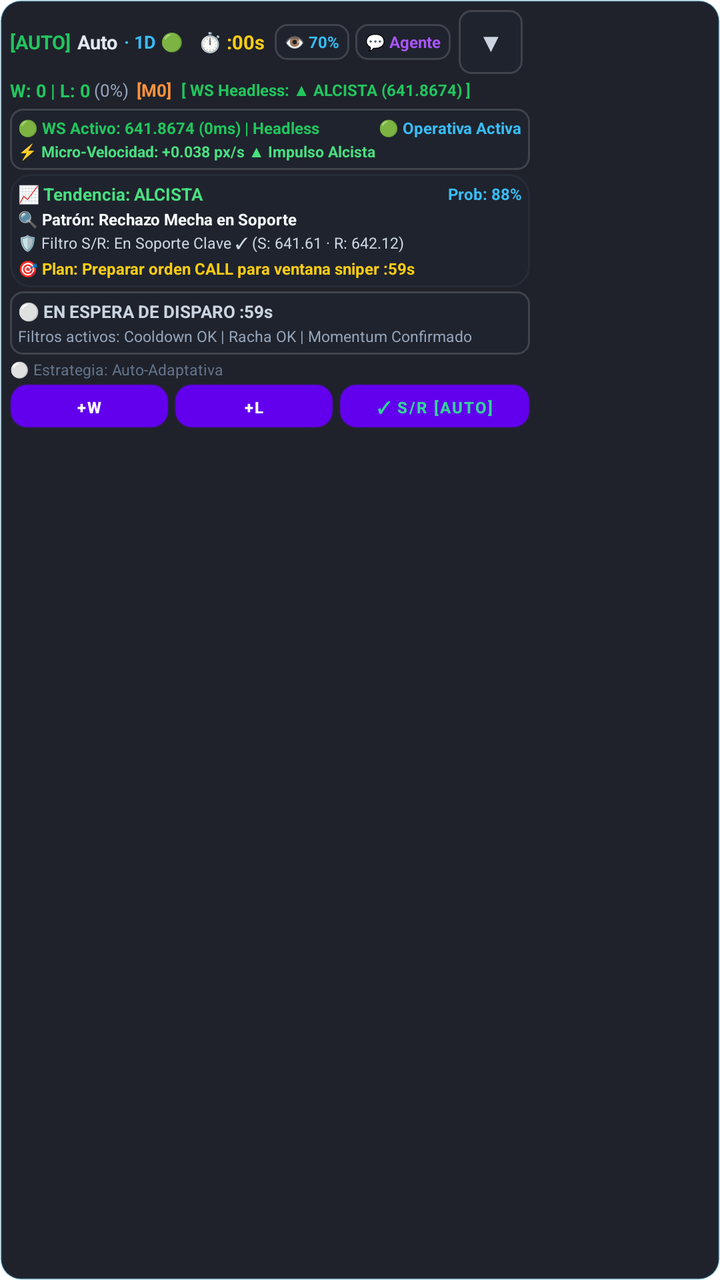
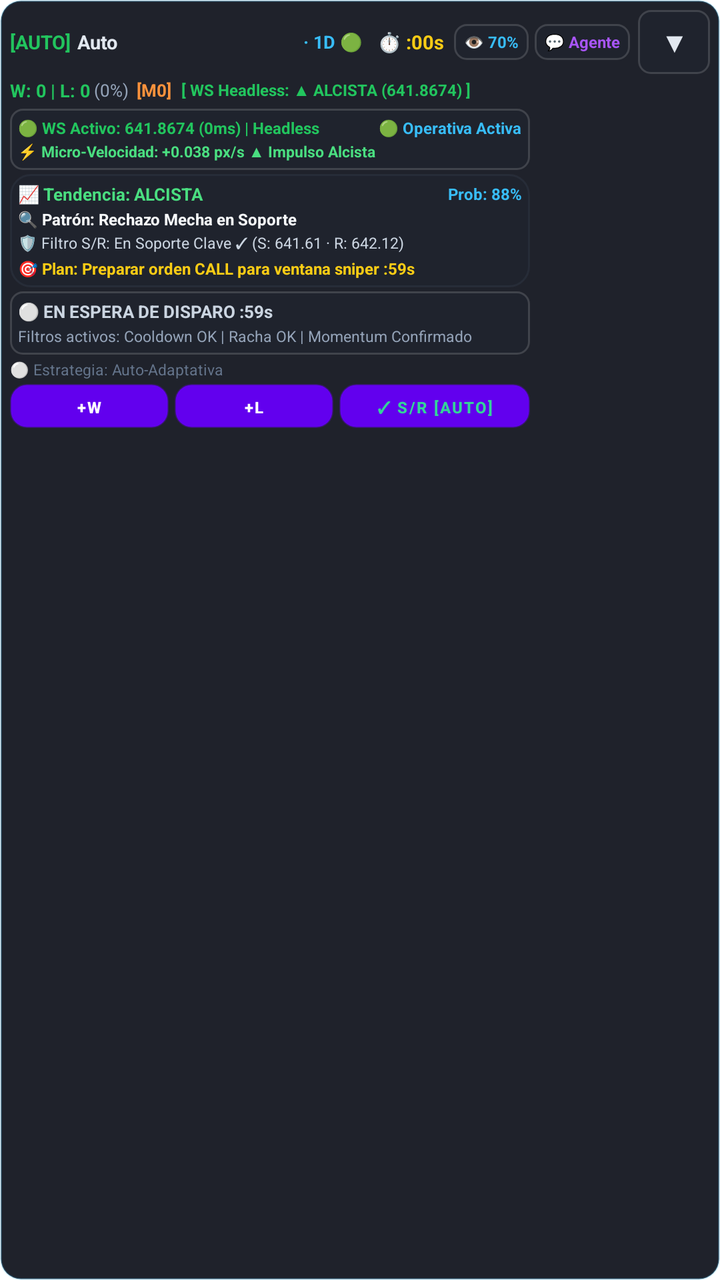

Two renders of the same Android screen: before a commit and after it. Below are the layout's source before the change and the commit's diff.
<!-- AndroidManifest.xml: application theme Theme.TradeDraw -->
<!-- res/layout/layout_trading_hud.xml -->
<?xml version="1.0" encoding="utf-8"?>
<LinearLayout xmlns:android="http://schemas.android.com/apk/res/android"
    android:id="@+id/hud_root"
    android:layout_width="match_parent"
    android:layout_height="wrap_content"
    android:orientation="vertical"
    android:background="@drawable/bg_hud_panel"
    android:padding="5dp"
    android:elevation="14dp">

    
    <LinearLayout
        android:id="@+id/hud_header_line1"
        android:layout_width="wrap_content"
        android:layout_height="wrap_content"
        android:orientation="horizontal"
        android:gravity="center_vertical">

        <TextView
            android:id="@+id/hud_mode"
            android:layout_width="wrap_content"
            android:layout_height="wrap_content"
            android:text="[AUTO]"
            android:textColor="#22c55e"
            android:textSize="9.5sp"
            android:textStyle="bold"
            android:paddingEnd="3dp" />

        <TextView
            android:id="@+id/hud_strategy"
            android:layout_width="wrap_content"
            android:layout_height="wrap_content"
            android:text="Auto"
            android:textColor="#e2e8f0"
            android:textSize="9.5sp"
            android:textStyle="bold" />

        <TextView
            android:id="@+id/hud_streak_badge"
            android:layout_width="wrap_content"
            android:layout_height="wrap_content"
            android:text="· 1D 🟢"
            android:textColor="#38bdf8"
            android:textSize="9sp"
            android:textStyle="bold"
            android:layout_marginStart="3dp" />

        <TextView
            android:id="@+id/hud_timer"
            android:layout_width="wrap_content"
            android:layout_height="wrap_content"
            android:text=" ⏱️ :00s"
            android:textColor="#facc15"
            android:textSize="9.5sp"
            android:textStyle="bold"
            android:layout_marginStart="5dp" />

        
        <TextView
            android:id="@+id/hud_btn_opacity"
            android:layout_width="wrap_content"
            android:layout_height="18dp"
            android:text=" 👁️ 70% "
            android:textColor="#38bdf8"
            android:textSize="8sp"
            android:textStyle="bold"
            android:gravity="center"
            android:background="@drawable/bg_hud_chip"
            android:layout_marginStart="5dp"
            android:paddingHorizontal="3dp"
            android:clickable="true"
            android:focusable="true" />

        
        <TextView
            android:id="@+id/hud_btn_chat"
            android:layout_width="wrap_content"
            android:layout_height="18dp"
            android:text=" 💬 Agente "
            android:textColor="#a855f7"
            android:textSize="8sp"
            android:textStyle="bold"
            android:gravity="center"
            android:background="@drawable/bg_hud_chip"
            android:layout_marginStart="3dp"
            android:paddingHorizontal="3dp"
            android:clickable="true"
            android:focusable="true" />

        
        <TextView
            android:id="@+id/hud_btn_collapse"
            android:layout_width="32dp"
            android:layout_height="32dp"
            android:minWidth="32dp"
            android:minHeight="32dp"
            android:text="▼"
            android:textColor="#cbd5e1"
            android:textSize="12sp"
            android:textStyle="bold"
            android:gravity="center"
            android:background="@drawable/bg_hud_chip"
            android:layout_marginStart="4dp"
            android:clickable="true"
            android:focusable="true" />
    </LinearLayout>

    
    <LinearLayout
        android:id="@+id/hud_opacity_slider_container"
        android:layout_width="match_parent"
        android:layout_height="24dp"
        android:orientation="horizontal"
        android:gravity="center_vertical"
        android:background="@drawable/bg_hud_chip"
        android:paddingHorizontal="6dp"
        android:layout_marginTop="2dp"
        android:visibility="gone">

        <TextView
            android:layout_width="wrap_content"
            android:layout_height="wrap_content"
            android:text="👁️ Opacidad"
            android:textColor="#38bdf8"
            android:textSize="8sp"
            android:textStyle="bold" />

        <SeekBar
            android:id="@+id/hud_seek_opacity"
            android:layout_width="0dp"
            android:layout_height="wrap_content"
            android:layout_weight="1"
            android:max="80"
            android:progress="50"
            android:thumbTint="#38bdf8"
            android:progressTint="#38bdf8"
            android:progressBackgroundTint="#334155" />

        <TextView
            android:id="@+id/hud_txt_opacity_value"
            android:layout_width="28dp"
            android:layout_height="wrap_content"
            android:text="70%"
            android:gravity="end"
            android:textColor="#f8fafc"
            android:textSize="8sp"
            android:textStyle="bold" />
    </LinearLayout>

    
    <LinearLayout
        android:id="@+id/hud_header_line2"
        android:layout_width="wrap_content"
        android:layout_height="wrap_content"
        android:orientation="horizontal"
        android:gravity="center_vertical"
        android:layout_marginTop="2dp">

        <TextView
            android:id="@+id/hud_stats"
            android:layout_width="wrap_content"
            android:layout_height="wrap_content"
            android:text="W: 0 | L: 0"
            android:textColor="#22c55e"
            android:textSize="9sp"
            android:textStyle="bold" />

        <TextView
            android:id="@+id/hud_winrate"
            android:layout_width="wrap_content"
            android:layout_height="wrap_content"
            android:text=" (0%)"
            android:textColor="#94a3b8"
            android:textSize="8.5sp" />

        <TextView
            android:id="@+id/hud_martingale_badge"
            android:layout_width="wrap_content"
            android:layout_height="wrap_content"
            android:text=" [M0]"
            android:textColor="#fb923c"
            android:textSize="8.5sp"
            android:textStyle="bold"
            android:layout_marginStart="2dp" />

        
        <TextView
            android:id="@+id/hud_power_bar"
            android:layout_width="wrap_content"
            android:layout_height="wrap_content"
            android:text="[ WS Headless: ▲ ALCISTA (641.8674) ]"
            android:textColor="#22c55e"
            android:textSize="8sp"
            android:textStyle="bold"
            android:layout_marginStart="5dp" />
    </LinearLayout>

    
    <LinearLayout
        android:id="@+id/hud_details_container"
        android:layout_width="260dp"
        android:layout_height="wrap_content"
        android:orientation="vertical"
        android:layout_marginTop="3dp"
        android:visibility="visible">

        
        <LinearLayout
            android:id="@+id/hud_manual_fallback_alert"
            android:layout_width="match_parent"
            android:layout_height="wrap_content"
            android:orientation="vertical"
            android:background="@drawable/bg_hud_chip"
            android:padding="6dp"
            android:layout_marginBottom="3dp"
            android:gravity="center"
            android:visibility="gone">

            <TextView
                android:id="@+id/hud_manual_fallback_title"
                android:layout_width="wrap_content"
                android:layout_height="wrap_content"
                android:text="🚨 ¡PULSA MANUAL! 🚨"
                android:textColor="#ffffff"
                android:textSize="11sp"
                android:textStyle="bold" />

            <TextView
                android:id="@+id/hud_manual_fallback_action"
                android:layout_width="wrap_content"
                android:layout_height="wrap_content"
                android:text="▲ CALL (SUBE) ▲"
                android:textColor="#22c55e"
                android:textSize="13sp"
                android:textStyle="bold"
                android:layout_marginTop="2dp" />
        </LinearLayout>

        
        <LinearLayout
            android:layout_width="match_parent"
            android:layout_height="wrap_content"
            android:orientation="vertical"
            android:background="@drawable/bg_hud_chip"
            android:padding="4dp"
            android:layout_marginBottom="2dp">

            <LinearLayout
                android:layout_width="match_parent"
                android:layout_height="wrap_content"
                android:orientation="horizontal"
                android:gravity="center_vertical">

                <TextView
                    android:id="@+id/hud_diag"
                    android:layout_width="0dp"
                    android:layout_height="wrap_content"
                    android:layout_weight="1"
                    android:text="🟢 WS Activo: 641.8674 (0ms) | Headless"
                    android:textColor="#22c55e"
                    android:textSize="8sp"
                    android:textStyle="bold" />

                <TextView
                    android:id="@+id/hud_status"
                    android:layout_width="wrap_content"
                    android:layout_height="wrap_content"
                    android:text="🟢 Operativa Activa"
                    android:textColor="#38bdf8"
                    android:textSize="8sp"
                    android:textStyle="bold" />
            </LinearLayout>

            
            <TextView
                android:id="@+id/hud_tick_velocity"
                android:layout_width="match_parent"
                android:layout_height="wrap_content"
                android:text="⚡ Micro-Velocidad: +0.038 px/s ▲ Impulso Alcista"
                android:textColor="#4ade80"
                android:textSize="7.5sp"
                android:textStyle="bold"
                android:layout_marginTop="1dp" />
        </LinearLayout>

        
        <LinearLayout
            android:id="@+id/hud_didactic_card"
            android:layout_width="match_parent"
            android:layout_height="wrap_content"
            android:orientation="vertical"
            android:background="@drawable/bg_hud_signal_idle"
            android:padding="4dp"
            android:layout_marginBottom="2dp">

            
            <LinearLayout
                android:layout_width="match_parent"
                android:layout_height="wrap_content"
                android:orientation="horizontal"
                android:gravity="center_vertical">

                <TextView
                    android:id="@+id/hud_trend_badge"
                    android:layout_width="0dp"
                    android:layout_height="wrap_content"
                    android:layout_weight="1"
                    android:text="📈 Tendencia: ALCISTA"
                    android:textColor="#4ade80"
                    android:textSize="8.5sp"
                    android:textStyle="bold" />

                <TextView
                    android:id="@+id/hud_prob_badge"
                    android:layout_width="wrap_content"
                    android:layout_height="wrap_content"
                    android:text="Prob: 88%"
                    android:textColor="#38bdf8"
                    android:textSize="8sp"
                    android:textStyle="bold" />
            </LinearLayout>

            
            <TextView
                android:id="@+id/hud_detected_pattern"
                android:layout_width="match_parent"
                android:layout_height="wrap_content"
                android:text="🔍 Patrón: Rechazo Mecha en Soporte"
                android:textColor="#f8fafc"
                android:textSize="8sp"
                android:textStyle="bold"
                android:layout_marginTop="1dp" />

            
            <TextView
                android:id="@+id/hud_sr_filter_badge"
                android:layout_width="match_parent"
                android:layout_height="wrap_content"
                android:text="🛡️ Filtro S/R: En Soporte Clave ✓ (S: 641.61 · R: 642.12)"
                android:textColor="#cbd5e1"
                android:textSize="7.5sp"
                android:layout_marginTop="1dp" />

            
            <TextView
                android:id="@+id/hud_planned_action"
                android:layout_width="match_parent"
                android:layout_height="wrap_content"
                android:text="🎯 Plan: Preparar orden CALL para ventana sniper :59s"
                android:textColor="#facc15"
                android:textSize="8sp"
                android:textStyle="bold"
                android:layout_marginTop="2dp" />
        </LinearLayout>

        
        <LinearLayout
            android:id="@+id/hud_signal_card"
            android:layout_width="match_parent"
            android:layout_height="wrap_content"
            android:orientation="vertical"
            android:background="@drawable/bg_hud_chip"
            android:padding="4dp"
            android:layout_marginBottom="2dp">

            <LinearLayout
                android:layout_width="match_parent"
                android:layout_height="wrap_content"
                android:orientation="horizontal"
                android:gravity="center_vertical">

                <TextView
                    android:id="@+id/hud_signal_title"
                    android:layout_width="0dp"
                    android:layout_height="wrap_content"
                    android:layout_weight="1"
                    android:text="⚪ EN ESPERA DE DISPARO :59s"
                    android:textColor="#cbd5e1"
                    android:textSize="8.5sp"
                    android:textStyle="bold" />

                <TextView
                    android:id="@+id/hud_signal_countdown"
                    android:layout_width="wrap_content"
                    android:layout_height="wrap_content"
                    android:text=""
                    android:textColor="#facc15"
                    android:textSize="8sp"
                    android:textStyle="bold"
                    android:visibility="gone" />
            </LinearLayout>

            <TextView
                android:id="@+id/hud_signal_desc"
                android:layout_width="match_parent"
                android:layout_height="wrap_content"
                android:text="Filtros activos: Cooldown OK | Racha OK | Momentum Confirmado"
                android:textColor="#94a3b8"
                android:textSize="7.5sp"
                android:layout_marginTop="1dp" />
        </LinearLayout>

        
        <TextView
            android:id="@+id/hud_hint"
            android:layout_width="wrap_content"
            android:layout_height="wrap_content"
            android:text="⚪ Estrategia: Auto-Adaptativa"
            android:textColor="#64748b"
            android:textSize="7.5sp"
            android:layout_marginBottom="2dp" />

        
        <LinearLayout
            android:layout_width="match_parent"
            android:layout_height="wrap_content"
            android:orientation="horizontal"
            android:gravity="center_vertical">

            <Button
                android:id="@+id/hud_btn_win"
                android:layout_width="0dp"
                android:layout_height="22dp"
                android:layout_weight="1"
                android:text="+W"
                android:textSize="8sp"
                android:textStyle="bold"
                android:textColor="#ffffff"
                android:background="@drawable/bg_hud_btn_win"
                android:padding="0dp" />

            <Button
                android:id="@+id/hud_btn_loss"
                android:layout_width="0dp"
                android:layout_height="22dp"
                android:layout_weight="1"
                android:text="+L"
                android:textSize="8sp"
                android:textStyle="bold"
                android:textColor="#ffffff"
                android:background="@drawable/bg_hud_btn_loss"
                android:layout_marginStart="3dp"
                android:padding="0dp" />

            <Button
                android:id="@+id/hud_btn_recalc_ai"
                android:layout_width="0dp"
                android:layout_height="22dp"
                android:layout_weight="1.2"
                android:text="✓ S/R [Auto]"
                android:textSize="8sp"
                android:textStyle="bold"
                android:textColor="#34d399"
                android:background="@drawable/bg_hud_btn_recalc"
                android:layout_marginStart="3dp"
                android:padding="0dp" />
        </LinearLayout>
    </LinearLayout>

</LinearLayout>
<!-- resources referenced by this layout -->
<resources>
  <!-- drawable bg_hud_btn_loss (drawable) -->
  <?xml version="1.0" encoding="utf-8"?>
  <ripple xmlns:android="http://schemas.android.com/apk/res/android"
      android:color="#40FFFFFF">
      <item>
          <shape android:shape="rectangle">
              <gradient
                  android:startColor="#F43F5E"
                  android:endColor="#E11D48"
                  android:angle="270" />
              <corners android:radius="8dp" />
              <stroke
                  android:width="1dp"
                  android:color="#4DFB7185" />
          </shape>
      </item>
  </ripple>
  <!-- drawable bg_hud_btn_recalc (drawable) -->
  <?xml version="1.0" encoding="utf-8"?>
  <ripple xmlns:android="http://schemas.android.com/apk/res/android"
      android:color="#40FFFFFF">
      <item>
          <shape android:shape="rectangle">
              <gradient
                  android:startColor="#0284c7"
                  android:endColor="#0369a1"
                  android:angle="270" />
              <corners android:radius="8dp" />
              <stroke
                  android:width="1dp"
                  android:color="#4D38BDF8" />
          </shape>
      </item>
  </ripple>
  <!-- drawable bg_hud_btn_win (drawable) -->
  <?xml version="1.0" encoding="utf-8"?>
  <ripple xmlns:android="http://schemas.android.com/apk/res/android"
      android:color="#40FFFFFF">
      <item>
          <shape android:shape="rectangle">
              <gradient
                  android:startColor="#10B981"
                  android:endColor="#059669"
                  android:angle="270" />
              <corners android:radius="8dp" />
              <stroke
                  android:width="1dp"
                  android:color="#4D34D399" />
          </shape>
      </item>
  </ripple>
  <!-- drawable bg_hud_chip (drawable) -->
  <?xml version="1.0" encoding="utf-8"?>
  <shape xmlns:android="http://schemas.android.com/apk/res/android"
      android:shape="rectangle">
      <solid android:color="#331E293B" />
      <corners android:radius="6dp" />
      <stroke
          android:width="1dp"
          android:color="#26FFFFFF" />
  </shape>
  <!-- drawable bg_hud_panel (drawable) -->
  <?xml version="1.0" encoding="utf-8"?>
  <shape xmlns:android="http://schemas.android.com/apk/res/android"
      android:shape="rectangle">
      <solid android:color="#E6070A14" />
      <corners android:radius="10dp" />
      <stroke
          android:width="1dp"
          android:color="#3338BDF8" />
  </shape>
  <!-- drawable bg_hud_signal_idle (drawable) -->
  <?xml version="1.0" encoding="utf-8"?>
  <shape xmlns:android="http://schemas.android.com/apk/res/android"
      android:shape="rectangle">
      <solid android:color="#1A1E293B" />
      <corners android:radius="10dp" />
      <stroke
          android:width="1dp"
          android:color="#33475569" />
  </shape>
  <style name="Theme.TradeDraw" parent="Theme.MaterialComponents.DayNight.NoActionBar" />
</resources>

<!-- the commit's change to res/layout/layout_trading_hud.xml (unified diff, before → after) -->
@@ -11,11 +11,19 @@
     
     <LinearLayout
         android:id="@+id/hud_header_line1"
-        android:layout_width="wrap_content"
+        android:layout_width="match_parent"
         android:layout_height="wrap_content"
         android:orientation="horizontal"
         android:gravity="center_vertical">
 
+        
+        <LinearLayout
+            android:layout_width="0dp"
+            android:layout_height="wrap_content"
+            android:layout_weight="1"
+            android:orientation="horizontal"
+            android:gravity="center_vertical">
+
         <TextView
             android:id="@+id/hud_mode"
             android:layout_width="wrap_content"
@@ -24,16 +32,21 @@
             android:textColor="#22c55e"
             android:textSize="9.5sp"
             android:textStyle="bold"
+            android:maxLines="1"
+            android:ellipsize="end"
             android:paddingEnd="3dp" />
 
         <TextView
             android:id="@+id/hud_strategy"
-            android:layout_width="wrap_content"
-            android:layout_height="wrap_content"
+            android:layout_width="0dp"
+            android:layout_height="wrap_content"
+            android:layout_weight="1"
             android:text="Auto"
             android:textColor="#e2e8f0"
             android:textSize="9.5sp"
-            android:textStyle="bold" />
+            android:textStyle="bold"
+            android:maxLines="1"
+            android:ellipsize="end" />
 
         <TextView
             android:id="@+id/hud_streak_badge"
@@ -43,6 +56,8 @@
             android:textColor="#38bdf8"
             android:textSize="9sp"
             android:textStyle="bold"
+            android:maxLines="1"
+            android:ellipsize="end"
             android:layout_marginStart="3dp" />
 
         <TextView
@@ -53,7 +68,9 @@
             android:textColor="#facc15"
             android:textSize="9.5sp"
             android:textStyle="bold"
+            android:maxLines="1"
             android:layout_marginStart="5dp" />
+        </LinearLayout>
 
         
         <TextView
@@ -90,13 +107,13 @@
         
         <TextView
             android:id="@+id/hud_btn_collapse"
-            android:layout_width="32dp"
+            android:layout_width="36dp"
             android:layout_height="32dp"
-            android:minWidth="32dp"
+            android:minWidth="36dp"
             android:minHeight="32dp"
             android:text="▼"
-            android:textColor="#cbd5e1"
-            android:textSize="12sp"
+            android:textColor="#e2e8f0"
+            android:textSize="13sp"
             android:textStyle="bold"
             android:gravity="center"
             android:background="@drawable/bg_hud_chip"
